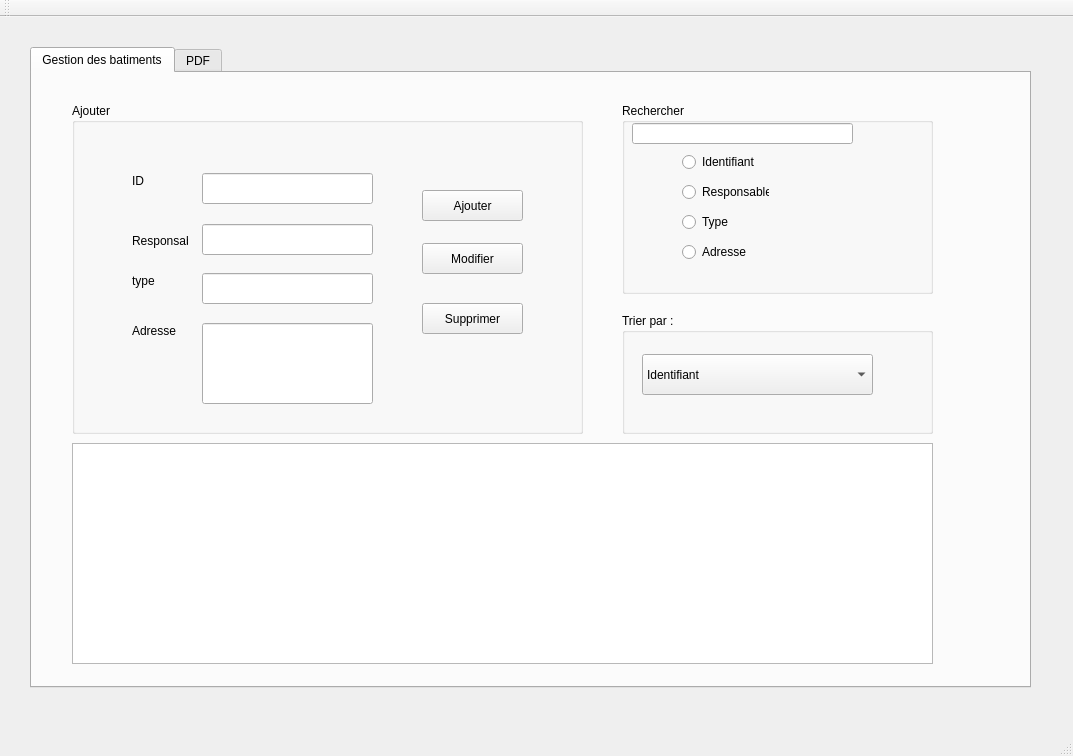
MahmoudGh01/Smart_construction_company_2A10, file Atelier_Crud/mainwindow.ui: the form before one commit.
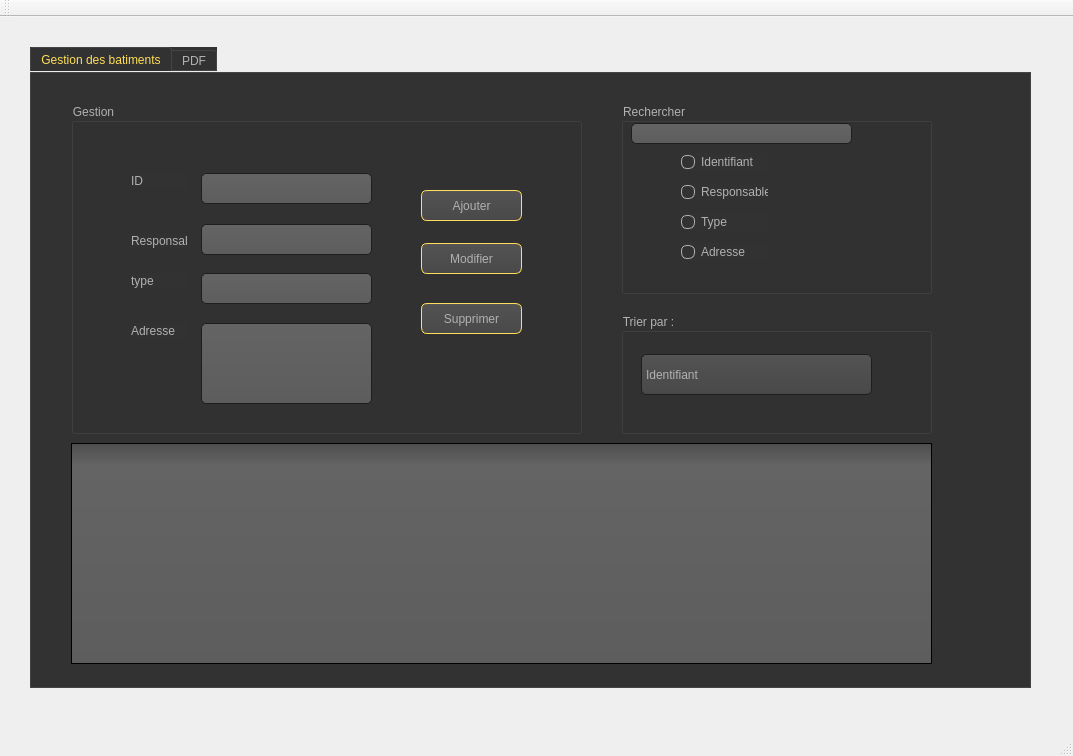
The form after the commit. Icons and pictures are not drawn.

Patch:
```diff
--- a/Atelier_Crud/mainwindow.ui
+++ b/Atelier_Crud/mainwindow.ui
@@ -23,6 +23,467 @@
       <height>641</height>
      </rect>
     </property>
+    <property name="styleSheet">
+     <string notr="true">QToolTip
+{
+     border: 1px solid black;
+     background-color: #ffa02f;
+     padding: 1px;
+     border-radius: 3px;
+     opacity: 100;
+}
+
+QWidget
+{
+    color: #b1b1b1;
+    background-color: #323232;
+}
+
+QWidget:item:hover
+{
+    background-color: QLinearGradient( x1: 0, y1: 0, x2: 0, y2: 1, stop: 0 #ffa02f, stop: 1 #ca0619);
+    color: #ffde59;
+}
+
+QWidget:item:selected
+{
+    background-color: QLinearGradient( x1: 0, y1: 0, x2: 0, y2: 1, stop: 0 #ffde59, stop: 1 #ffde59);
+}
+
+QMenuBar::item
+{
+    background: transparent;
+}
+
+QMenuBar::item:selected
+{
+    background: transparent;
+    border: 1px solid #ffaa00;
+}
+
+QMenuBar::item:pressed
+{
+    background: #ffde59;
+    border: 1px solid #000;
+    background-color: QLinearGradient(
+        x1:0, y1:0,
+        x2:0, y2:1,
+        stop:1 #212121,
+        stop:0.4 #343434/*,
+        stop:0.2 #343434,
+        stop:0.1 #ffaa00*/
+    );
+    margin-bottom:-1px;
+    padding-bottom:1px;
+}
+
+QMenu
+{
+    border: 1px solid #000;
+}
+
+QMenu::item
+{
+    padding: 2px 20px 2px 20px;
+}
+
+QMenu::item:selected
+{
+    color: #000000;
+}
+
+QWidget:disabled
+{
+    color: #404040;
+    background-color: #323232;
+}
+
+QAbstractItemView
+{
+    background-color: QLinearGradient( x1: 0, y1: 0, x2: 0, y2: 1, stop: 0 #4d4d4d, stop: 0.1 #646464, stop: 1 #5d5d5d);
+}
+
+QWidget:focus
+{
+    /*border: 2px solid QLinearGradient( x1: 0, y1: 0, x2: 0, y2: 1, stop: 0 #ffa02f, stop: 1 #d7801a);*/
+}
+
+QLineEdit
+{
+    background-color: QLinearGradient( x1: 0, y1: 0, x2: 0, y2: 1, stop: 0 #4d4d4d, stop: 0 #646464, stop: 1 #5d5d5d);
+    padding: 1px;
+    border-style: solid;
+    border: 1px solid #1e1e1e;
+    border-radius: 5;
+}
+
+QPushButton
+{
+    color: #b1b1b1;
+    background-color: QLinearGradient( x1: 0, y1: 0, x2: 0, y2: 1, stop: 0 #565656, stop: 0.1 #525252, stop: 0.5 #4e4e4e, stop: 0.9 #4a4a4a, stop: 1 #464646);
+    border-width: 1px;
+    border-color: #ffde59;
+    border-style: solid;
+    border-radius: 6;
+    padding: 3px;
+    font-size: 12px;
+    padding-left: 5px;
+    padding-right: 5px;
+}
+
+QPushButton:pressed
+{
+    background-color: QLinearGradient( x1: 0, y1: 0, x2: 0, y2: 1, stop: 0 #2d2d2d, stop: 0.1 #2b2b2b, stop: 0.5 #292929, stop: 0.9 #282828, stop: 1 #252525);
+}
+
+QComboBox
+{
+    selection-background-color: #ffaa00;
+    background-color: QLinearGradient( x1: 0, y1: 0, x2: 0, y2: 1, stop: 0 #565656, stop: 0.1 #525252, stop: 0.5 #4e4e4e, stop: 0.9 #4a4a4a, stop: 1 #464646);
+    border-style: solid;
+    border: 1px solid #1e1e1e;
+    border-radius: 5;
+}
+
+QComboBox:hover,QPushButton:hover
+{
+    border: 2px solid QLinearGradient( x1: 0, y1: 0, x2: 0, y2: 1, stop: 0 #ffa02f, stop: 1 #d7801a);
+}
+
+
+QComboBox:on
+{
+    padding-top: 3px;
+    padding-left: 4px;
+    background-color: QLinearGradient( x1: 0, y1: 0, x2: 0, y2: 1, stop: 0 #2d2d2d, stop: 0.1 #2b2b2b, stop: 0.5 #292929, stop: 0.9 #282828, stop: 1 #252525);
+    selection-background-color: #ffaa00;
+}
+
+QComboBox QAbstractItemView
+{
+    border: 2px solid darkgray;
+    selection-background-color: QLinearGradient( x1: 0, y1: 0, x2: 0, y2: 1, stop: 0 #ffa02f, stop: 1 #d7801a);
+}
+
+QComboBox::drop-down
+{
+     subcontrol-origin: padding;
+     subcontrol-position: top right;
+     width: 15px;
+
+     border-left-width: 0px;
+     border-left-color: darkgray;
+     border-left-style: solid; /* just a single line */
+     border-top-right-radius: 3px; /* same radius as the QComboBox */
+     border-bottom-right-radius: 3px;
+ }
+
+QComboBox::down-arrow
+{
+     image: url(:/down_arrow.png);
+}
+
+QGroupBox:focus
+{
+border: 2px solid QLinearGradient( x1: 0, y1: 0, x2: 0, y2: 1, stop: 0 #ffa02f, stop: 1 #d7801a);
+}
+
+QTextEdit:focus
+{
+    border: 2px solid QLinearGradient( x1: 0, y1: 0, x2: 0, y2: 1, stop: 0 #ffa02f, stop: 1 #d7801a);
+}
+
+QScrollBar:horizontal {
+     border: 1px solid #222222;
+     background: QLinearGradient( x1: 0, y1: 0, x2: 0, y2: 1, stop: 0.0 #ffde59, stop: 0.2 #ffde59, stop: 1 #ffde59);
+     height: 7px;
+     margin: 0px 16px 0 16px;
+}
+
+QScrollBar::handle:horizontal
+{
+      background: QLinearGradient( x1: 0, y1: 0, x2: 1, y2: 0, stop: 0 #ffde59, stop: 0.5 #ffde59, stop: 1 #ffde59);
+      min-height: 20px;
+      border-radius: 2px;
+}
+
+QScrollBar::add-line:horizontal {
+      border: 1px solid #1b1b19;
+      border-radius: 2px;
+      background: QLinearGradient( x1: 0, y1: 0, x2: 1, y2: 0, stop: 0 #ffde59, stop: 1 #ffde59);
+      width: 14px;
+      subcontrol-position: right;
+      subcontrol-origin: margin;
+}
+
+QScrollBar::sub-line:horizontal {
+      border: 1px solid #1b1b19;
+      border-radius: 2px;
+      background: QLinearGradient( x1: 0, y1: 0, x2: 1, y2: 0, stop: 0 #ffa02f, stop: 1 #d7801a);
+      width: 14px;
+     subcontrol-position: left;
+     subcontrol-origin: margin;
+}
+
+QScrollBar::right-arrow:horizontal, QScrollBar::left-arrow:horizontal
+{
+      border: 1px solid black;
+      width: 1px;
+      height: 1px;
+      background: white;
+}
+
+QScrollBar::add-page:horizontal, QScrollBar::sub-page:horizontal
+{
+      background: none;
+}
+
+QScrollBar:vertical
+{
+      background: QLinearGradient( x1: 0, y1: 0, x2: 1, y2: 0, stop: 0.0 #ffde59, stop: 0.2 #282828, stop: 1 #484848);
+      width: 7px;
+      margin: 16px 0 16px 0;
+      border: 1px solid #222222;
+}
+
+QScrollBar::handle:vertical
+{
+      background: QLinearGradient( x1: 0, y1: 0, x2: 0, y2: 1, stop: 0 #ffde59, stop: 0.5 #d7801a, stop: 1 #ffde59);
+      min-height: 20px;
+      border-radius: 2px;
+}
+
+QScrollBar::add-line:vertical
+{
+      border: 1px solid #1b1b19;
+      border-radius: 2px;
+      background: QLinearGradient( x1: 0, y1: 0, x2: 0, y2: 1, stop: 0 #ffde59, stop: 1 #ffde59);
+      height: 14px;
+      subcontrol-position: bottom;
+      subcontrol-origin: margin;
+}
+
+QScrollBar::sub-line:vertical
+{
+      border: 1px solid #1b1b19;
+      border-radius: 2px;
+      background: QLinearGradient( x1: 0, y1: 0, x2: 0, y2: 1, stop: 0 #ffde59, stop: 1 #ffde59);
+      height: 14px;
+      subcontrol-position: top;
+      subcontrol-origin: margin;
+}
+
+QScrollBar::up-arrow:vertical, QScrollBar::down-arrow:vertical
+{
+      border: 1px solid black;
+      width: 1px;
+      height: 1px;
+      background: white;
+}
+
+
+QScrollBar::add-page:vertical, QScrollBar::sub-page:vertical
+{
+      background: none;
+}
+
+QTextEdit
+{
+    background-color: #242424;
+}
+
+QPlainTextEdit
+{
+    background-color: #242424;
+}
+
+QHeaderView::section
+{
+    background-color: QLinearGradient(x1:0, y1:0, x2:0, y2:1, stop:0 #616161, stop: 0.5 #505050, stop: 0.6 #434343, stop:1 #656565);
+    color: white;
+    padding-left: 4px;
+    border: 1px solid #6c6c6c;
+}
+
+QCheckBox:disabled
+{
+color: #414141;
+}
+
+QDockWidget::title
+{
+    text-align: center;
+    spacing: 3px; /* spacing between items in the tool bar */
+    background-color: QLinearGradient(x1:0, y1:0, x2:0, y2:1, stop:0 #323232, stop: 0.5 #242424, stop:1 #323232);
+}
+
+QDockWidget::close-button, QDockWidget::float-button
+{
+    text-align: center;
+    spacing: 1px; /* spacing between items in the tool bar */
+    background-color: QLinearGradient(x1:0, y1:0, x2:0, y2:1, stop:0 #323232, stop: 0.5 #242424, stop:1 #323232);
+}
+
+QDockWidget::close-button:hover, QDockWidget::float-button:hover
+{
+    background: #242424;
+}
+
+QDockWidget::close-button:pressed, QDockWidget::float-button:pressed
+{
+    padding: 1px -1px -1px 1px;
+}
+
+QMainWindow::separator
+{
+    background-color: QLinearGradient(x1:0, y1:0, x2:0, y2:1, stop:0 #161616, stop: 0.5 #151515, stop: 0.6 #212121, stop:1 #343434);
+    color: white;
+    padding-left: 4px;
+    border: 1px solid #4c4c4c;
+    spacing: 3px; /* spacing between items in the tool bar */
+}
+
+QMainWindow::separator:hover
+{
+
+    background-color: QLinearGradient(x1:0, y1:0, x2:0, y2:1, stop:0 #d7801a, stop:0.5 #b56c17 stop:1 #ffa02f);
+    color: white;
+    padding-left: 4px;
+    border: 1px solid #6c6c6c;
+    spacing: 3px; /* spacing between items in the tool bar */
+}
+
+QToolBar::handle
+{
+     spacing: 3px; /* spacing between items in the tool bar */
+     background: url(:/images/handle.png);
+}
+
+QMenu::separator
+{
+    height: 2px;
+    background-color: QLinearGradient(x1:0, y1:0, x2:0, y2:1, stop:0 #161616, stop: 0.5 #151515, stop: 0.6 #212121, stop:1 #343434);
+    color: white;
+    padding-left: 4px;
+    margin-left: 10px;
+    margin-right: 5px;
+}
+
+QProgressBar
+{
+    border: 2px solid grey;
+    border-radius: 5px;
+    text-align: center;
+}
+
+QProgressBar::chunk
+{
+    background-color: #ffde59;
+    width: 2.15px;
+    margin: 0.5px;
+}
+
+QTabBar::tab {
+    color: #ffde59;
+    border: 1px solid #444;
+    border-bottom-style: none;
+    background-color: #323232;
+    padding-left: 10px;
+    padding-right: 10px;
+    padding-top: 3px;
+    padding-bottom: 2px;
+    margin-right: -1px;
+}
+
+QTabWidget::pane {
+    border: 1px solid #444;
+    top: 1px;
+}
+
+QTabBar::tab:last
+{
+    margin-right: 0; /* the last selected tab has nothing to overlap with on the right */
+    border-top-right-radius: 3px;
+}
+
+QTabBar::tab:first:!selected
+{
+ margin-left: 0px; /* the last selected tab has nothing to overlap with on the right */
+
+
+    border-top-left-radius: 3px;
+}
+
+QTabBar::tab:!selected
+{
+    color: #b1b1b1;
+    border-bottom-style: solid;
+    margin-top: 3px;
+    background-color: QLinearGradient(x1:0, y1:0, x2:0, y2:1, stop:1 #212121, stop:.4 #343434);
+}
+
+QTabBar::tab:selected
+{
+    border-top-left-radius: 3px;
+    border-top-right-radius: 3px;
+    margin-bottom: 0px;
+}
+
+QTabBar::tab:!selected:hover
+{
+    /*border-top: 2px solid #ffaa00;
+    padding-bottom: 3px;*/
+    border-top-left-radius: 3px;
+    border-top-right-radius: 3px;
+    background-color: QLinearGradient(x1:0, y1:0, x2:0, y2:1, stop:1 #212121, stop:0.4 #343434, stop:0.2 #343434, stop:0.1 #ffaa00);
+}
+
+QRadioButton::indicator:checked, QRadioButton::indicator:unchecked{
+    color: #b1b1b1;
+    background-color: #323232;
+    border: 1px solid #b1b1b1;
+    border-radius: 6px;
+}
+
+QRadioButton::indicator:checked
+{
+    background-color: qradialgradient(
+        cx: 0.5, cy: 0.5,
+        fx: 0.5, fy: 0.5,
+        radius: 1.0,
+        stop: 0.25 #ffaa00,
+        stop: 0.3 #323232
+    );
+}
+
+QCheckBox::indicator{
+    color: #b1b1b1;
+    background-color: #323232;
+    border: 1px solid #b1b1b1;
+    width: 9px;
+    height: 9px;
+}
+
+QRadioButton::indicator
+{
+    border-radius: 6px;
+}
+
+QRadioButton::indicator:hover, QCheckBox::indicator:hover
+{
+    border: 1px solid #ffaa00;
+}
+
+QCheckBox::indicator:checked
+{
+    image:url(:/images/checkbox.png);
+}
+
+QCheckBox::indicator:disabled, QRadioButton::indicator:disabled
+{
+    border: 1px solid #444;}
+</string>
+    </property>
     <property name="currentIndex">
      <number>0</number>
     </property>
@@ -40,7 +501,7 @@
        </rect>
       </property>
       <property name="title">
-       <string>Ajouter</string>
+       <string>Gestion</string>
       </property>
       <widget class="QLabel" name="label">
        <property name="geometry">
```
